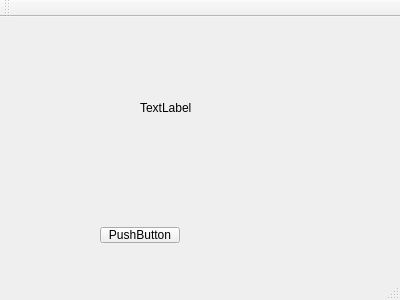
Old version of the form src/TPFinal/mainwindow.ui in the repository UCC-Programacion3-historico/segundo-parcial-el-equipo.
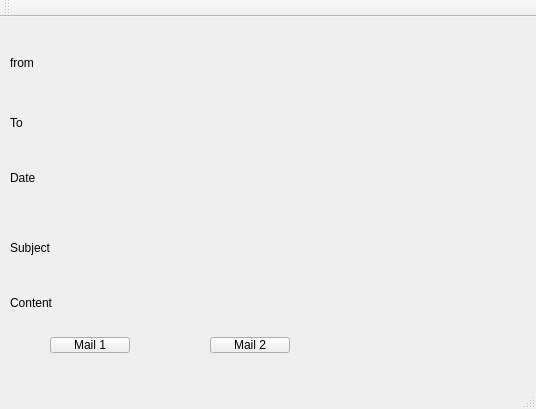
New version of the form.

Commit message: Listo lo de leer del archivo los mails. Por corregir: problema del \n en el content

```diff
--- a/src/TPFinal/mainwindow.ui
+++ b/src/TPFinal/mainwindow.ui
@@ -6,8 +6,8 @@
    <rect>
     <x>0</x>
     <y>0</y>
-    <width>400</width>
-    <height>300</height>
+    <width>536</width>
+    <height>409</height>
    </rect>
   </property>
   <property name="windowTitle">
@@ -17,27 +17,92 @@
    <widget class="QLabel" name="label">
     <property name="geometry">
      <rect>
-      <x>140</x>
-      <y>60</y>
-      <width>161</width>
-      <height>61</height>
+      <x>10</x>
+      <y>10</y>
+      <width>301</width>
+      <height>71</height>
      </rect>
     </property>
     <property name="text">
-     <string>TextLabel</string>
+     <string>from</string>
     </property>
    </widget>
    <widget class="QPushButton" name="pushButton">
     <property name="geometry">
      <rect>
-      <x>100</x>
+      <x>50</x>
+      <y>320</y>
+      <width>80</width>
+      <height>16</height>
+     </rect>
+    </property>
+    <property name="text">
+     <string>Mail 1</string>
+    </property>
+   </widget>
+   <widget class="QLabel" name="label_2">
+    <property name="geometry">
+     <rect>
+      <x>10</x>
+      <y>80</y>
+      <width>321</width>
+      <height>51</height>
+     </rect>
+    </property>
+    <property name="text">
+     <string>To</string>
+    </property>
+   </widget>
+   <widget class="QLabel" name="label_3">
+    <property name="geometry">
+     <rect>
+      <x>10</x>
+      <y>140</y>
+      <width>341</width>
+      <height>41</height>
+     </rect>
+    </property>
+    <property name="text">
+     <string>Date</string>
+    </property>
+   </widget>
+   <widget class="QLabel" name="label_4">
+    <property name="geometry">
+     <rect>
+      <x>10</x>
       <y>210</y>
+      <width>241</width>
+      <height>41</height>
+     </rect>
+    </property>
+    <property name="text">
+     <string>Subject</string>
+    </property>
+   </widget>
+   <widget class="QLabel" name="label_5">
+    <property name="geometry">
+     <rect>
+      <x>10</x>
+      <y>260</y>
+      <width>351</width>
+      <height>51</height>
+     </rect>
+    </property>
+    <property name="text">
+     <string>Content</string>
+    </property>
+   </widget>
+   <widget class="QPushButton" name="pushButton_2">
+    <property name="geometry">
+     <rect>
+      <x>210</x>
+      <y>320</y>
       <width>80</width>
       <height>16</height>
      </rect>
     </property>
     <property name="text">
-     <string>PushButton</string>
+     <string>Mail 2</string>
     </property>
    </widget>
   </widget>
```
Left out of the diff: 2 changed lines with no effect on the pictures. The commit also changes 8 other files.
